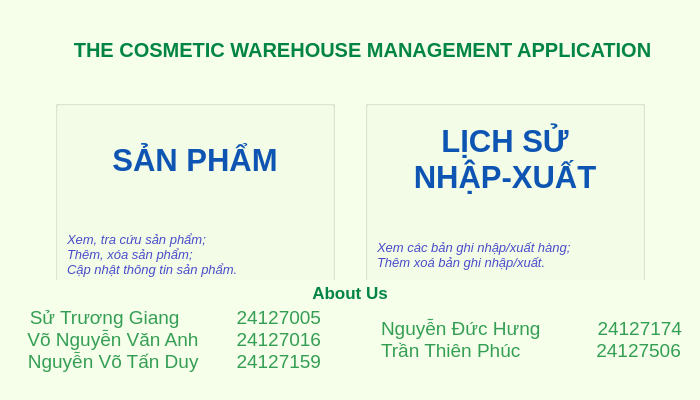
Qt form LOGIN+TRANGCHU/UiUx/MainMenu.ui (NguyenVoTanDuy2006/CosmeticSystemManagement) before a commit.
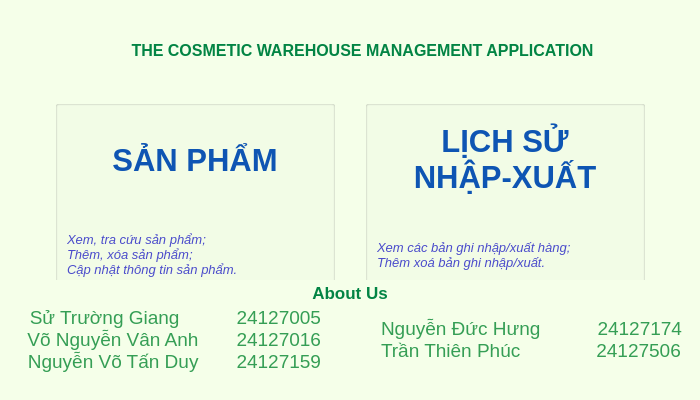
The same form after that commit. Icons and pictures are not drawn.

What changed in the file:
```diff
--- a/LOGIN+TRANGCHU/UiUx/MainMenu.ui
+++ b/LOGIN+TRANGCHU/UiUx/MainMenu.ui
@@ -137,8 +137,14 @@
       </item>
       <item>
        <widget class="QLabel" name="label_6">
+        <property name="sizePolicy">
+         <sizepolicy hsizetype="Expanding" vsizetype="Expanding">
+          <horstretch>0</horstretch>
+          <verstretch>0</verstretch>
+         </sizepolicy>
+        </property>
         <property name="styleSheet">
-         <string notr="true">font-size: 20px;
+         <string notr="true">font-size: 16px;
 color: #028444;
 font-weight: bold;</string>
         </property>
@@ -475,8 +481,8 @@
 </string>
           </property>
           <property name="text">
-           <string>Sử Trương Giang   24127005  
-Võ Nguyễn Văn Anh  24127016  
+           <string>Sử Trường Giang   24127005  
+Võ Nguyễn Vân Anh  24127016  
 Nguyễn Võ Tấn Duy  24127159
 </string>
           </property>
```
